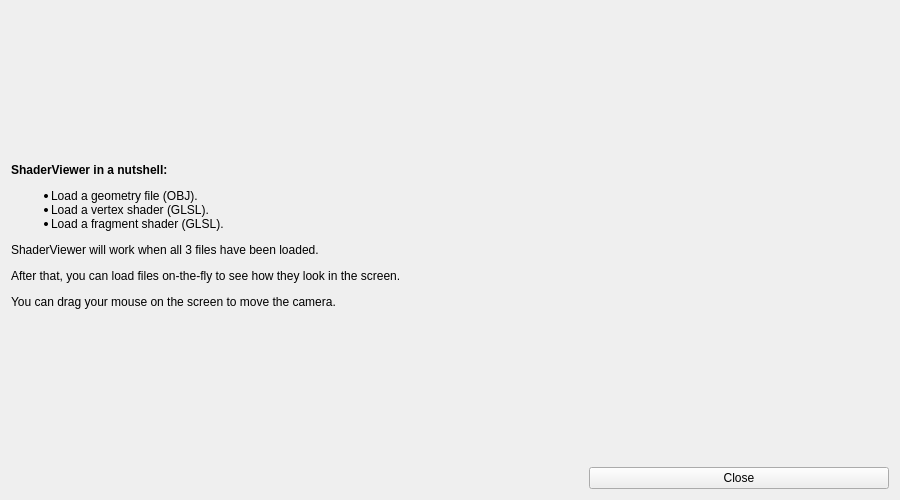
gsanhueza/QShaderViewer, file tutorial.ui: the form before one commit.
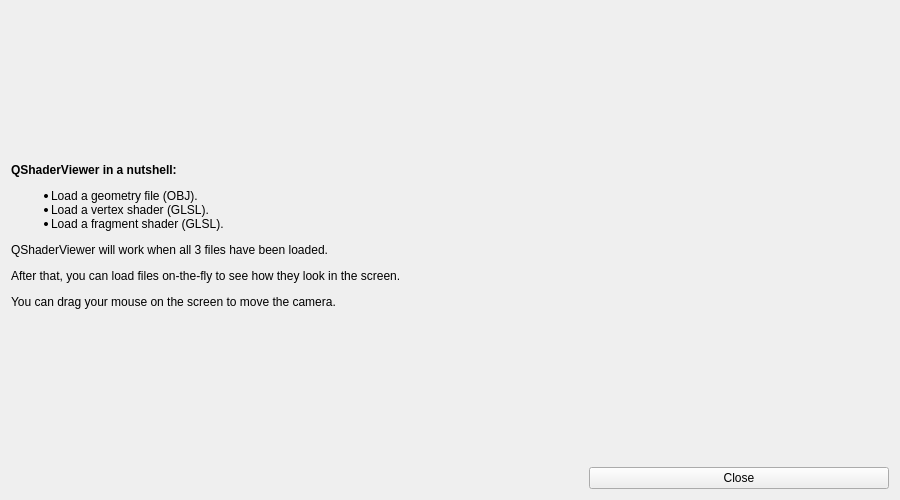
The form after the commit. Icons and pictures are not drawn.

Commit message: Agregado fragment shader de normales por separado

```diff
--- a/tutorial.ui
+++ b/tutorial.ui
@@ -22,7 +22,7 @@
    <item>
     <widget class="QLabel" name="instructions">
      <property name="text">
-      <string>&lt;html&gt;&lt;head/&gt;&lt;body&gt;&lt;p&gt;&lt;span style=&quot; font-weight:600;&quot;&gt;ShaderViewer in a nutshell:&lt;/span&gt;&lt;/p&gt;&lt;ul style=&quot;margin-top: 0px; margin-bottom: 0px; margin-left: 0px; margin-right: 0px; -qt-list-indent: 1;&quot;&gt;&lt;li style=&quot; margin-top:12px; margin-bottom:0px; margin-left:0px; margin-right:0px; -qt-block-indent:0; text-indent:0px;&quot;&gt;Load a geometry file (OBJ). &lt;/li&gt;&lt;li style=&quot; margin-top:0px; margin-bottom:0px; margin-left:0px; margin-right:0px; -qt-block-indent:0; text-indent:0px;&quot;&gt;Load a vertex shader (GLSL).&lt;/li&gt;&lt;li style=&quot; margin-top:0px; margin-bottom:12px; margin-left:0px; margin-right:0px; -qt-block-indent:0; text-indent:0px;&quot;&gt;Load a fragment shader (GLSL).&lt;/li&gt;&lt;/ul&gt;&lt;p&gt;ShaderViewer will work when all 3 files have been loaded.&lt;/p&gt;&lt;p&gt;After that, you can load files on-the-fly to see how they look in the screen.&lt;/p&gt;&lt;p&gt;You can drag your mouse on the screen to move the camera.&lt;/p&gt;&lt;/body&gt;&lt;/html&gt;</string>
+      <string>&lt;html&gt;&lt;head/&gt;&lt;body&gt;&lt;p&gt;&lt;span style=&quot; font-weight:600;&quot;&gt;QShaderViewer in a nutshell:&lt;/span&gt;&lt;/p&gt;&lt;ul style=&quot;margin-top: 0px; margin-bottom: 0px; margin-left: 0px; margin-right: 0px; -qt-list-indent: 1;&quot;&gt;&lt;li style=&quot; margin-top:12px; margin-bottom:0px; margin-left:0px; margin-right:0px; -qt-block-indent:0; text-indent:0px;&quot;&gt;Load a geometry file (OBJ). &lt;/li&gt;&lt;li style=&quot; margin-top:0px; margin-bottom:0px; margin-left:0px; margin-right:0px; -qt-block-indent:0; text-indent:0px;&quot;&gt;Load a vertex shader (GLSL).&lt;/li&gt;&lt;li style=&quot; margin-top:0px; margin-bottom:12px; margin-left:0px; margin-right:0px; -qt-block-indent:0; text-indent:0px;&quot;&gt;Load a fragment shader (GLSL).&lt;/li&gt;&lt;/ul&gt;&lt;p&gt;QShaderViewer will work when all 3 files have been loaded.&lt;/p&gt;&lt;p&gt;After that, you can load files on-the-fly to see how they look in the screen.&lt;/p&gt;&lt;p&gt;You can drag your mouse on the screen to move the camera.&lt;/p&gt;&lt;/body&gt;&lt;/html&gt;</string>
      </property>
     </widget>
    </item>
```
Left out of the diff: 6 changed lines with no effect on the pictures. The commit also changes 2 other files.
